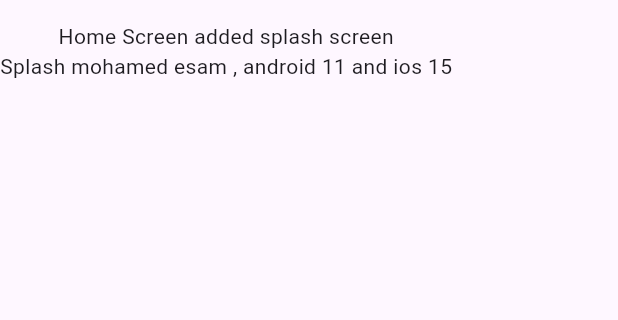
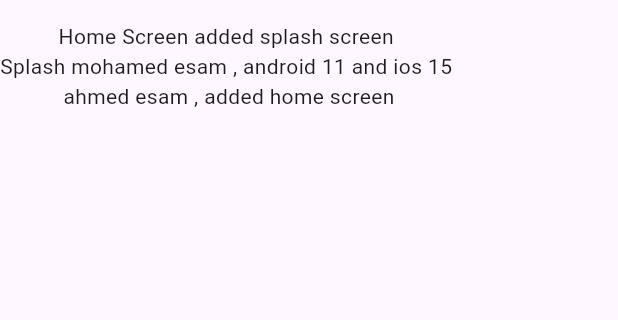
Before and after one commit to Mohamed-Essam-Mohamed/git, a Flutter app: the screen it shows after launch, on a phone screen of 412 x 824 dp, the part 63-383 px from its top. Run offline on Flutter 3.47's test engine with Material 3 defaults, Android fonts, the phone set to English and light mode, and no system bars.

Commit message:
ahmed esam , added home screen

```diff
--- a/lib/main.dart
+++ b/lib/main.dart
@@ -32,6 +32,7 @@ class HomeScreen extends StatelessWidget {
         children: [
           Text('Home Screen added splash screen'),
           Text("Splash mohamed esam , android 11 and ios 15"),
+          Text(" ahmed esam , added home screen"),
         ],
       ),
     );
```
